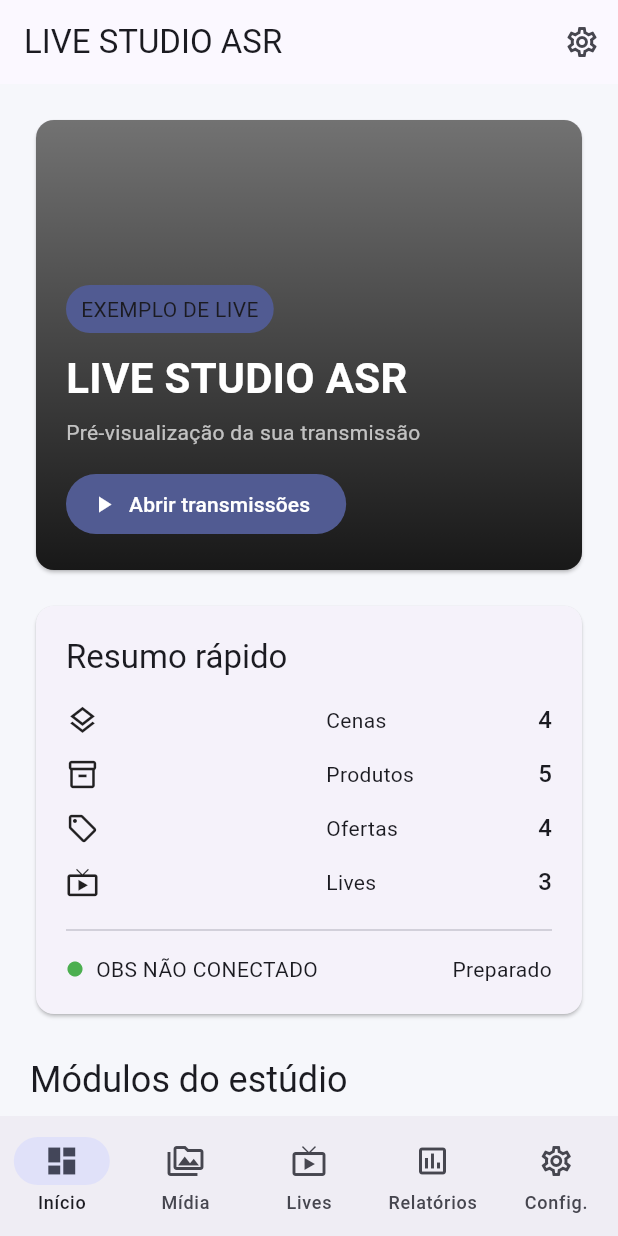
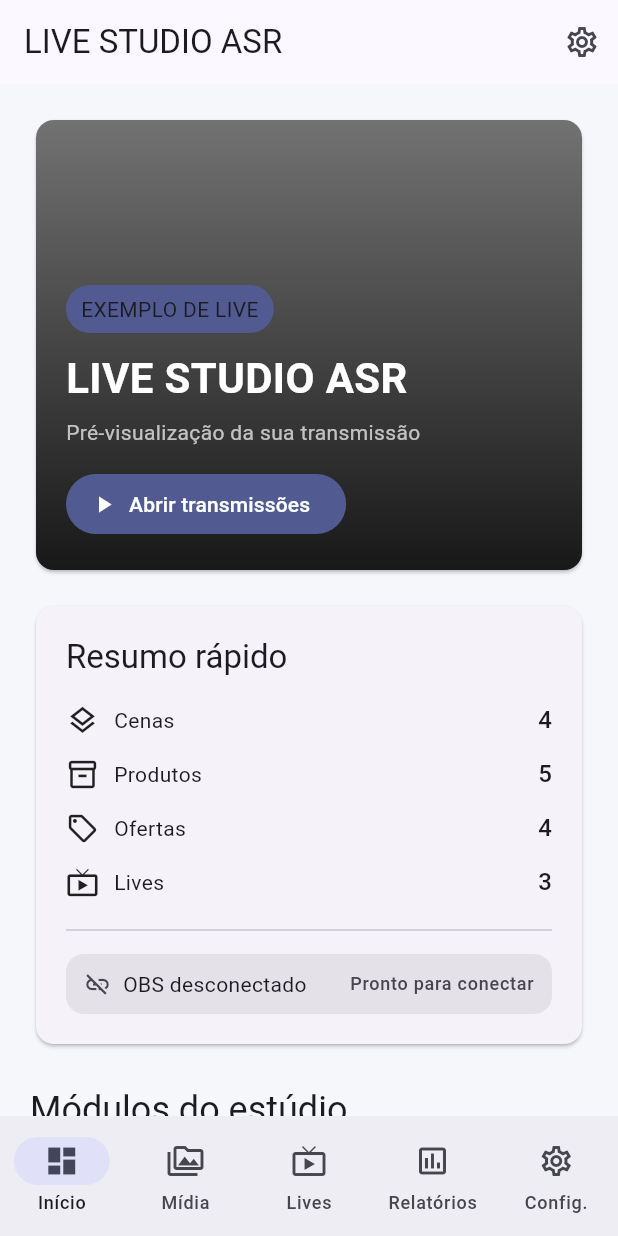
Before and after one commit to Aurelianoluiz/app-livestream, a Flutter app: the screen it shows after launch, after a tap on "Entrar", on a phone screen of 412 x 824 dp. Run offline on Flutter 3.47's test engine with Material 3 defaults, Android fonts, the phone set to English and light mode, and no system bars; our stand-ins replace flutter_riverpod, flutter_svg, hive_flutter; accounts and stored records are empty.

Commit message:
fix(ui): refine dashboard visual states and summary

```diff
--- a/lib/features/dashboard/dashboard_page.dart
+++ b/lib/features/dashboard/dashboard_page.dart
@@ -33,60 +33,201 @@
     final transmissions = ref.watch(transmissionsProvider);
     final overlays = ref.watch(overlaysProvider);
 
-    final modules = <({String title, String description, IconData icon, Widget page, int count, String asset})>[
-      (title: 'Cenas', description: 'Organize as cenas da transmissão', icon: Icons.layers_outlined, page: const ScenesPage(), count: scenes.length, asset: 'assets/illustrations/example-cenas.svg'),
-      (title: 'Produtos', description: 'Catálogo, preços e estoque', icon: Icons.inventory_2_outlined, page: const ProductsPage(), count: products.length, asset: 'assets/illustrations/example-produtos.svg'),
-      (title: 'Ofertas', description: 'Promoções e campanhas', icon: Icons.local_offer_outlined, page: const OffersPage(), count: offers.length, asset: 'assets/illustrations/example-ofertas.svg'),
-      (title: 'Transmissões', description: 'Agenda e controle das lives', icon: Icons.live_tv_outlined, page: const TransmissionsPage(), count: transmissions.length, asset: 'assets/illustrations/example-transmissoes.svg'),
-      (title: 'Overlays', description: 'Elementos visuais da live', icon: Icons.dashboard_customize_outlined, page: const OverlaysPage(), count: overlays.length, asset: 'assets/illustrations/example-overlays.svg'),
-      (title: 'Mídia', description: 'Imagens, logos e biblioteca', icon: Icons.perm_media_outlined, page: const MediaLibrary(), count: 8, asset: 'assets/images/example.jpg'),
+    final modules = <({
+      String title,
+      String description,
+      IconData icon,
+      Widget page,
+      int count,
+      String asset
+    })>[
+      (
+        title: 'Cenas',
+        description: 'Organize as cenas da transmissão',
+        icon: Icons.layers_outlined,
+        page: const ScenesPage(),
+        count: scenes.length,
+        asset: 'assets/illustrations/example-cenas.svg'
+      ),
+      (
+        title: 'Produtos',
+        description: 'Catálogo, preços e estoque',
+        icon: Icons.inventory_2_outlined,
+        page: const ProductsPage(),
+        count: products.length,
+        asset: 'assets/illustrations/example-produtos.svg'
+      ),
+      (
+        title: 'Ofertas',
+        description: 'Promoções e campanhas',
+        icon: Icons.local_offer_outlined,
+        page: const OffersPage(),
+        count: offers.length,
+        asset: 'assets/illustrations/example-ofertas.svg'
+      ),
+      (
+        title: 'Transmissões',
+        description: 'Agenda e controle das lives',
+        icon: Icons.live_tv_outlined,
+        page: const TransmissionsPage(),
+        count: transmissions.length,
+        asset: 'assets/illustrations/example-transmissoes.svg'
+      ),
+      (
+        title: 'Overlays',
+        description: 'Elementos visuais da live',
+        icon: Icons.dashboard_customize_outlined,
+        page: const OverlaysPage(),
+        count: overlays.length,
+        asset: 'assets/illustrations/example-overlays.svg'
+      ),
+      (
+        title: 'Mídia',
+        description: 'Imagens, logos e biblioteca',
+        icon: Icons.perm_media_outlined,
+        page: const MediaLibrary(),
+        count: 8,
+        asset: 'assets/images/example.jpg'
+      ),
     ];
 
     void openSettings() {
-      Navigator.of(context).push(MaterialPageRoute(builder: (_) => SettingsPage(onLogout: onLogout ?? () async {})));
+      Navigator.of(context).push(
+        MaterialPageRoute(
+          builder: (_) => SettingsPage(onLogout: onLogout ?? () async {}),
+        ),
+      );
     }
 
     return Scaffold(
       appBar: AppBar(
         title: const Text('LIVE STUDIO ASR'),
         actions: [
-          IconButton(onPressed: openSettings, icon: const Icon(Icons.settings_outlined), tooltip: 'Configurações'),
+          IconButton(
+            onPressed: openSettings,
+            icon: const Icon(Icons.settings_outlined),
+            tooltip: 'Configurações',
+          ),
         ],
       ),
       body: ListView(
         padding: const EdgeInsets.fromLTRB(20, 20, 20, 32),
         children: [
-          LayoutBuilder(builder: (context, constraints) {
+          LayoutBuilder(
+            builder: (context, constraints) {
               final compact = constraints.maxWidth < 760;
-            final preview = _LivePreviewCard(onOpen: () => Navigator.of(context).push(MaterialPageRoute(builder: (_) => const TransmissionsPage())));
-            final summary = _SummaryCard(counts: [scenes.length, products.length, offers.length, transmissions.length]);
+              final preview = _LivePreviewCard(
+                onOpen: () => Navigator.of(context).push(
+                  MaterialPageRoute(builder: (_) => const TransmissionsPage()),
+                ),
+              );
+              final summary = _SummaryCard(
+                counts: [
+                  scenes.length,
+                  products.length,
+                  offers.length,
+                  transmissions.length,
+                ],
+              );
               return compact
-                ? Column(children: [preview, const SizedBox(height: 16), summary])
-                : Row(crossAxisAlignment: CrossAxisAlignment.start, children: [Expanded(flex: 3, child: preview), const SizedBox(width: 16), Expanded(flex: 2, child: summary)]);
-          }),
+                  ? Column(
+                      children: [preview, const SizedBox(height: 16), summary],
+                    )
+                  : Row(
+                      crossAxisAlignment: CrossAxisAlignment.start,
+                      children: [
+                        Expanded(flex: 3, child: preview),
+                        const SizedBox(width: 16),
+                        Expanded(flex: 2, child: summary),
+                      ],
+                    );
+            },
+          ),
           const SizedBox(height: 24),
-          Text('Módulos do estúdio', style: Theme.of(context).textTheme.headlineSmall),
+          Text(
+            'Módulos do estúdio',
+            style: Theme.of(context).textTheme.headlineSmall,
+          ),
           const SizedBox(height: 12),
           GridView.builder(
             shrinkWrap: true,
             physics: const NeverScrollableScrollPhysics(),
-            gridDelegate: const SliverGridDelegateWithMaxCrossAxisExtent(maxCrossAxisExtent: 360, mainAxisExtent: 300, crossAxisSpacing: 16, mainAxisSpacing: 16),
+            gridDelegate: const SliverGridDelegateWithMaxCrossAxisExtent(
+              maxCrossAxisExtent: 360,
+              mainAxisExtent: 292,
+              crossAxisSpacing: 16,
+              mainAxisSpacing: 16,
+            ),
             itemCount: modules.length,
             itemBuilder: (context, index) {
               final module = modules[index];
               return Card(
                 clipBehavior: Clip.antiAlias,
                 child: InkWell(
-                  onTap: () => Navigator.of(context).push(MaterialPageRoute(builder: (_) => module.page)),
-                  child: Column(crossAxisAlignment: CrossAxisAlignment.start, children: [
-                    SizedBox(height: 145, width: double.infinity, child: _asset(module.asset)),
-                    Expanded(child: Padding(padding: const EdgeInsets.fromLTRB(16, 12, 16, 14), child: Row(crossAxisAlignment: CrossAxisAlignment.start, children: [
-                      Icon(module.icon, size: 24), const SizedBox(width: 8), Expanded(child: Column(crossAxisAlignment: CrossAxisAlignment.start, children: [
-                        Row(children: [Expanded(child: Text(module.title, style: Theme.of(context).textTheme.titleLarge)), Container(padding: const EdgeInsets.symmetric(horizontal: 9, vertical: 5), decoration: BoxDecoration(color: Theme.of(context).colorScheme.primaryContainer, borderRadius: BorderRadius.circular(20)), child: Text('${module.count}'))]),
-                        const SizedBox(height: 6), Text(module.description, maxLines: 2, overflow: TextOverflow.ellipsis),
-                      ])),
-                    ]))),
-                  ]),
+                  onTap: () => Navigator.of(context).push(
+                    MaterialPageRoute(builder: (_) => module.page),
+                  ),
+                  child: Column(
+                    crossAxisAlignment: CrossAxisAlignment.start,
+                    children: [
+                      SizedBox(
+                        height: 140,
+                        width: double.infinity,
+                        child: _asset(module.asset),
+                      ),
+                      Expanded(
+                        child: Padding(
+                          padding: const EdgeInsets.fromLTRB(16, 12, 16, 14),
+                          child: Row(
+                            crossAxisAlignment: CrossAxisAlignment.start,
+                            children: [
+                              Icon(module.icon, size: 24),
+                              const SizedBox(width: 8),
+                              Expanded(
+                                child: Column(
+                                  crossAxisAlignment: CrossAxisAlignment.start,
+                                  children: [
+                                    Row(
+                                      children: [
+                                        Expanded(
+                                          child: Text(
+                                            module.title,
+                                            style: Theme.of(context)
+                                                .textTheme
+                                                .titleLarge,
+                                          ),
+                                        ),
+                                        Container(
+                                          padding: const EdgeInsets.symmetric(
+                                            horizontal: 9,
+                                            vertical: 5,
+                                          ),
+                                          decoration: BoxDecoration(
+                                            color: Theme.of(context)
+                                                .colorScheme
+                                                .primaryContainer,
+                                            borderRadius:
+                                                BorderRadius.circular(20),
+                                          ),
+                                          child: Text('${module.count}'),
+                                        ),
+                                      ],
+                                    ),
+                                    const SizedBox(height: 6),
+                                    Text(
+                                      module.description,
+                                      maxLines: 2,
+                                      overflow: TextOverflow.ellipsis,
+                                    ),
+                                  ],
+                                ),
+                              ),
+                            ],
+                          ),
+                        ),
+                      ),
+                    ],
+                  ),
                 ),
               );
             },
@@ -107,19 +248,64 @@
       clipBehavior: Clip.antiAlias,
       child: SizedBox(
         height: 300,
-        child: Stack(fit: StackFit.expand, children: [
+        child: Stack(
+          fit: StackFit.expand,
+          children: [
             Image.asset('assets/images/example.jpg', fit: BoxFit.cover),
-          DecoratedBox(decoration: BoxDecoration(gradient: LinearGradient(begin: Alignment.topCenter, end: Alignment.bottomCenter, colors: [Colors.black.withOpacity(0.05), Colors.black.withOpacity(0.80)]))),
-          Padding(padding: const EdgeInsets.all(20), child: Column(crossAxisAlignment: CrossAxisAlignment.start, mainAxisAlignment: MainAxisAlignment.end, children: [
-            Container(padding: const EdgeInsets.symmetric(horizontal: 10, vertical: 6), decoration: BoxDecoration(color: Theme.of(context).colorScheme.primary, borderRadius: BorderRadius.circular(20)), child: const Text('EXEMPLO DE LIVE')),
+            DecoratedBox(
+              decoration: BoxDecoration(
+                gradient: LinearGradient(
+                  begin: Alignment.topCenter,
+                  end: Alignment.bottomCenter,
+                  colors: [
+                    Colors.black.withOpacity(0.05),
+                    Colors.black.withOpacity(0.80),
+                  ],
+                ),
+              ),
+            ),
+            Padding(
+              padding: const EdgeInsets.all(20),
+              child: Column(
+                crossAxisAlignment: CrossAxisAlignment.start,
+                mainAxisAlignment: MainAxisAlignment.end,
+                children: [
+                  Container(
+                    padding: const EdgeInsets.symmetric(
+                      horizontal: 10,
+                      vertical: 6,
+                    ),
+                    decoration: BoxDecoration(
+                      color: Theme.of(context).colorScheme.primary,
+                      borderRadius: BorderRadius.circular(20),
+                    ),
+                    child: const Text('EXEMPLO DE LIVE'),
+                  ),
                   const SizedBox(height: 10),
-            const Text('LIVE STUDIO ASR', style: TextStyle(color: Colors.white, fontSize: 28, fontWeight: FontWeight.w700)),
+                  const Text(
+                    'LIVE STUDIO ASR',
+                    style: TextStyle(
+                      color: Colors.white,
+                      fontSize: 28,
+                      fontWeight: FontWeight.w700,
+                    ),
+                  ),
                   const SizedBox(height: 6),
-            const Text('Pré-visualização da sua transmissão', style: TextStyle(color: Colors.white70)),
+                  const Text(
+                    'Pré-visualização da sua transmissão',
+                    style: TextStyle(color: Colors.white70),
+                  ),
                   const SizedBox(height: 14),
-            FilledButton.icon(onPressed: onOpen, icon: const Icon(Icons.play_arrow), label: const Text('Abrir transmissões')),
-          ])),
-        ]),
+                  FilledButton.icon(
+                    onPressed: onOpen,
+                    icon: const Icon(Icons.play_arrow),
+                    label: const Text('Abrir transmissões'),
+                  ),
+                ],
+              ),
+            ),
+          ],
+        ),
       ),
     );
   }
@@ -132,14 +318,69 @@
   @override
   Widget build(BuildContext context) {
     const labels = ['Cenas', 'Produtos', 'Ofertas', 'Lives'];
-    const icons = [Icons.layers_outlined, Icons.inventory_2_outlined, Icons.local_offer_outlined, Icons.live_tv_outlined];
-    return Card(child: Padding(padding: const EdgeInsets.all(20), child: Column(crossAxisAlignment: CrossAxisAlignment.start, children: [
+    const icons = [
+      Icons.layers_outlined,
+      Icons.inventory_2_outlined,
+      Icons.local_offer_outlined,
+      Icons.live_tv_outlined,
+    ];
+    final scheme = Theme.of(context).colorScheme;
+
+    return Card(
+      child: Padding(
+        padding: const EdgeInsets.all(20),
+        child: Column(
+          crossAxisAlignment: CrossAxisAlignment.start,
+          children: [
             Text('Resumo rápido', style: Theme.of(context).textTheme.titleLarge),
             const SizedBox(height: 16),
-      ...List.generate(labels.length, (index) => Padding(padding: const EdgeInsets.only(bottom: 12), child: Row(children: [Icon(icons[index], size: 22), const SizedBox(width: 10), const Expanded(child: Text('')), Expanded(child: Text(labels[index])), Text('${counts[index]}', style: Theme.of(context).textTheme.titleMedium)]))),
+            ...List.generate(
+              labels.length,
+              (index) => Padding(
+                padding: const EdgeInsets.only(bottom: 12),
+                child: Row(
+                  children: [
+                    Icon(icons[index], size: 22),
+                    const SizedBox(width: 10),
+                    Expanded(child: Text(labels[index])),
+                    Text(
+                      '${counts[index]}',
+                      style: Theme.of(context).textTheme.titleMedium,
+                    ),
+                  ],
+                ),
+              ),
+            ),
             const Divider(),
             const SizedBox(height: 8),
-      const Row(children: [Icon(Icons.circle, size: 12, color: Colors.green), SizedBox(width: 8), Expanded(child: Text('OBS NÃO CONECTADO')), Text('Preparado')]),
-    ])));
+            Container(
+              padding: const EdgeInsets.symmetric(horizontal: 12, vertical: 10),
+              decoration: BoxDecoration(
+                color: scheme.surfaceContainerHighest,
+                borderRadius: BorderRadius.circular(12),
+              ),
+              child: Row(
+                children: [
+                  Icon(Icons.link_off_outlined, size: 18, color: scheme.onSurfaceVariant),
+                  const SizedBox(width: 8),
+                  Expanded(
+                    child: Text(
+                      'OBS desconectado',
+                      style: Theme.of(context).textTheme.bodyMedium,
+                    ),
+                  ),
+                  Text(
+                    'Pronto para conectar',
+                    style: Theme.of(context).textTheme.labelMedium?.copyWith(
+                          color: scheme.onSurfaceVariant,
+                        ),
+                  ),
+                ],
+              ),
+            ),
+          ],
+        ),
+      ),
+    );
   }
 }
```
Lines whose indentation alone changed are shown as unchanged.
